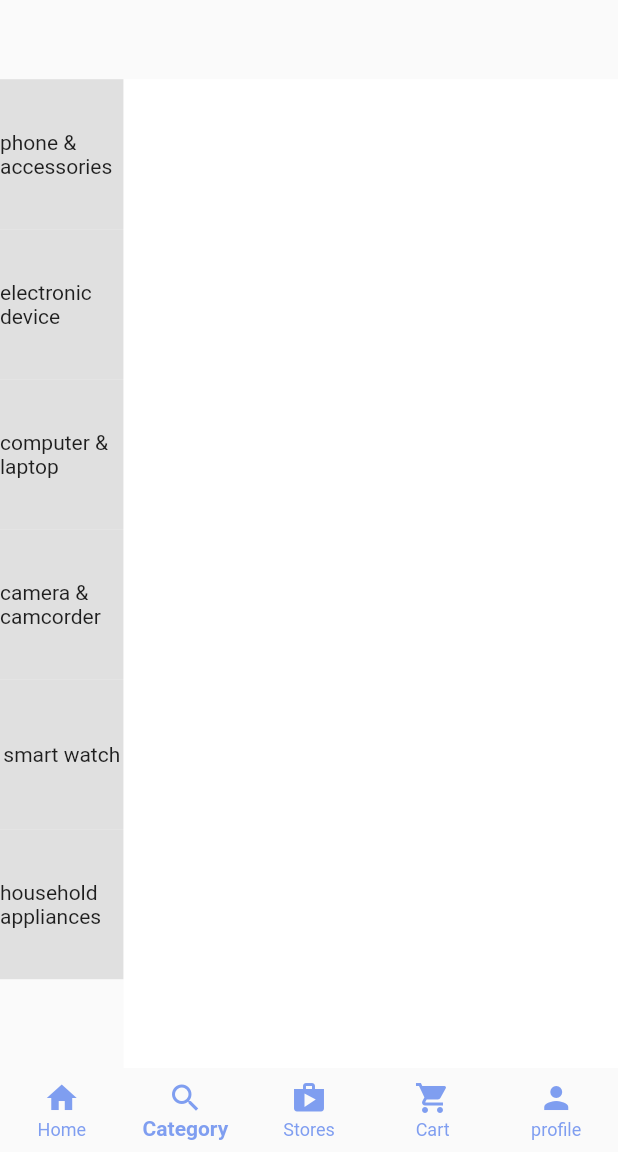
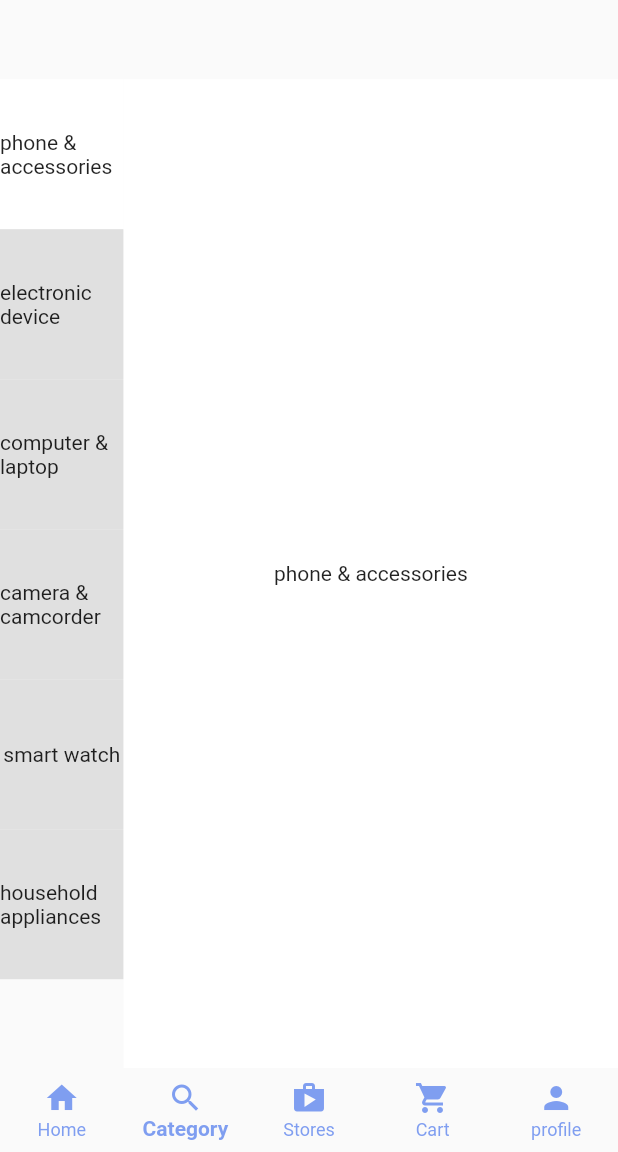
Before and after one commit to quocanh0712/final_techex_app, a Flutter app: the screen it shows after launch, item 2 of the bottom bar chosen, on a phone screen of 412 x 824 dp, the part 84-1236 px from its top. Run offline on Flutter 3.47's test engine with Material 2 defaults, Android fonts, the phone set to English and light mode, and no system bars.

Commit message:
featá»ure 7: Category view - set animation and fix view for the side navigator

```diff
--- a/lib/main_screens/category.dart
+++ b/lib/main_screens/category.dart
@@ -19,6 +19,20 @@ class CategoryScreen extends StatefulWidget {
 }
 
 class _CategoryScreenState extends State<CategoryScreen> {
+  final PageController _pageController = PageController();
+
+  @override
+  void initState() {
+    for (var element in items) {
+      element.isSelected = false;
+    }
+    setState(() {
+      items[0].isSelected = true;
+    });
+    // TODO: implement initState
+    super.initState();
+  }
+
   @override
   Widget build(BuildContext context) {
     var size = MediaQuery.of(context).size;
@@ -45,12 +59,15 @@ class _CategoryScreenState extends State<CategoryScreen> {
           itemBuilder: (context, index) {
             return GestureDetector(
               onTap: () {
-                for (var element in items) {
+                _pageController.animateToPage(index,
+                    duration: const Duration(milliseconds: 300),
+                    curve: Curves.decelerate); // jump to page animation
+                /* for (var element in items) {
                   element.isSelected = false;
                 }
                 setState(() {
                   items[index].isSelected = true;
-                });
+                }); */
               },
               child: Container(
                 color: items[index].isSelected == true
@@ -68,9 +85,30 @@ class _CategoryScreenState extends State<CategoryScreen> {
 
   Widget categView(Size size) {
     return Container(
-        height: size.height * 0.8,
-        width: size.width * 0.8,
-        color: Colors.white);
+      height: size.height * 0.8,
+      width: size.width * 0.8,
+      color: Colors.white,
+      child: PageView(
+        controller: _pageController,
+        onPageChanged: (value) {
+          for (var element in items) {
+            element.isSelected = false;
+          }
+          setState(() {
+            items[value].isSelected = true;
+          });
+        },
+        scrollDirection: Axis.vertical,
+        children: const [
+          Center(child: Text('phone & accessories')),
+          Center(child: Text('electronic device')),
+          Center(child: Text('computer & laptop')),
+          Center(child: Text('camera & camcorder')),
+          Center(child: Text('smart watch')),
+          Center(child: Text('household appliances')),
+        ],
+      ),
+    );
   }
 }
 
```
